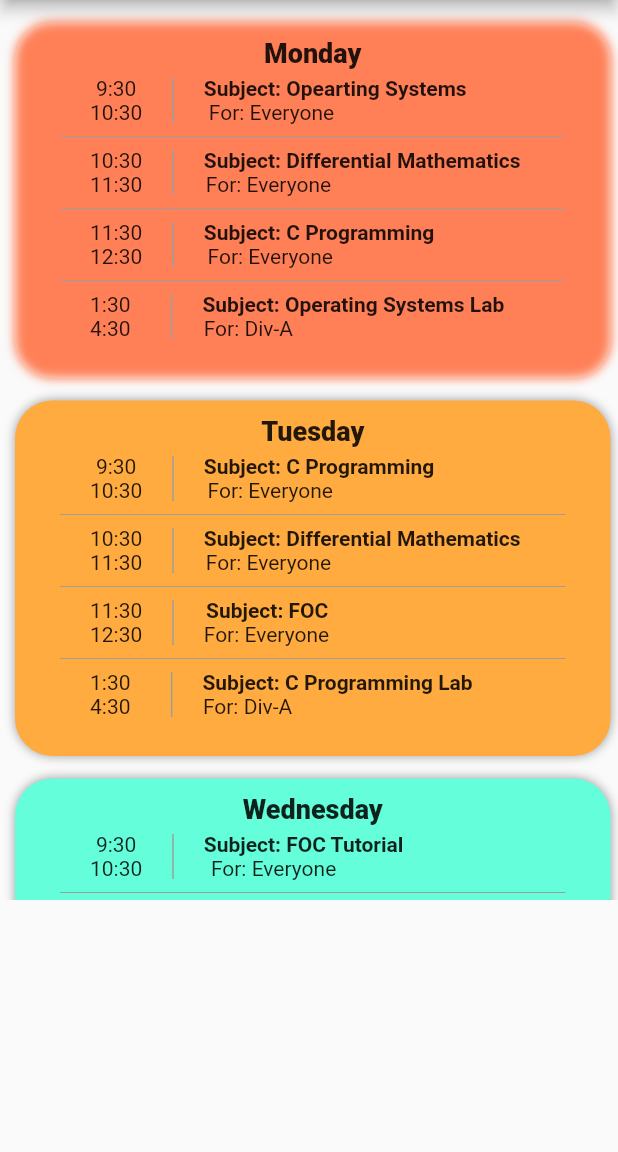
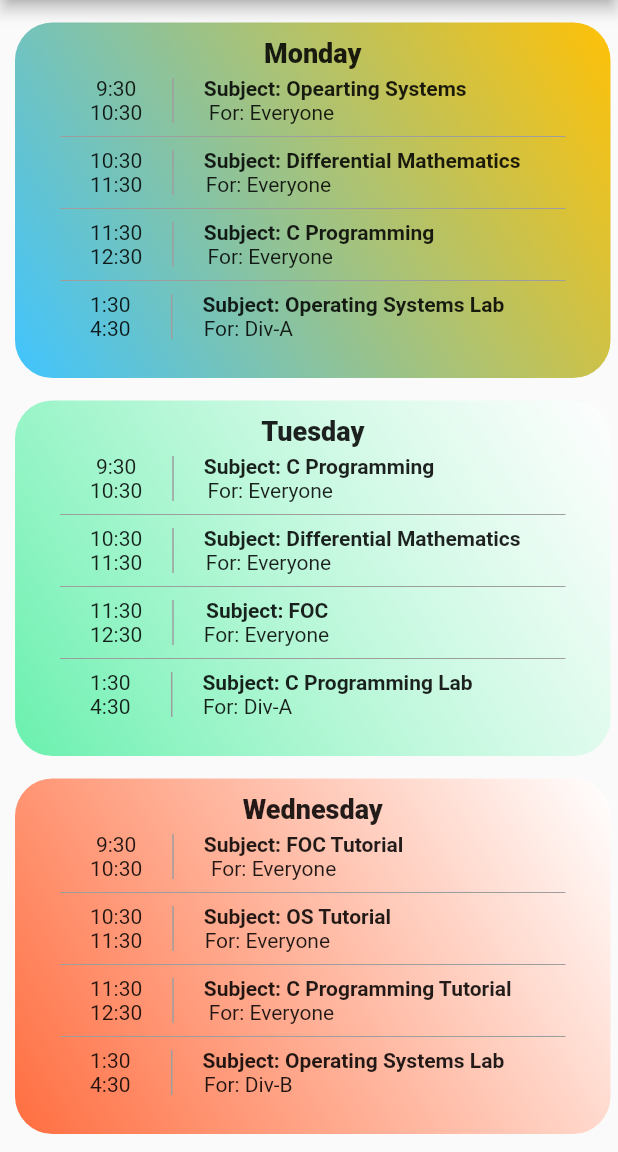
Before and after one commit to nikhilmufc7/Uni-Assist_Flutter, a Flutter app: the FirstYearSchedule screen opened by its route, on a phone screen of 412 x 824 dp, the part 84-1236 px from its top. Run offline on Flutter 3.47's test engine with Material 2 defaults, Android fonts, the phone set to English and light mode, and no system bars; our stand-ins replace firebase_database, sqflite; accounts and stored records are empty.

Commit message:
ready for 1.0 release

```diff
--- a/lib/screens/bca1/schedule1.dart
+++ b/lib/screens/bca1/schedule1.dart
@@ -20,7 +20,7 @@ class FirstYearSchedule extends StatelessWidget {
           children: <Widget>[
             Container(
               margin: EdgeInsets.only(bottom: 40),
-              height: 600,
+              height: deviceSize.height,
               child: ListView(
                 shrinkWrap: true,
                 children: <Widget>[
@@ -29,13 +29,10 @@ class FirstYearSchedule extends StatelessWidget {
                     padding: EdgeInsets.only(top: 10, left: 30, right: 30),
                     decoration: BoxDecoration(
                         borderRadius: BorderRadius.circular(25),
-                        color: Colors.white12,
-                        boxShadow: [
-                          BoxShadow(
-                            color: Colors.deepOrangeAccent.withOpacity(1.0),
-                            blurRadius: 5.0,
-                          ),
-                        ]),
+                        gradient: LinearGradient(
+                            begin: Alignment.topRight,
+                            end: Alignment.bottomLeft,
+                            colors: [Colors.amber, Colors.lightBlueAccent])),
                     child: Column(
                       mainAxisAlignment: MainAxisAlignment.spaceEvenly,
                       children: <Widget>[
@@ -200,13 +197,13 @@ class FirstYearSchedule extends StatelessWidget {
                     padding: EdgeInsets.only(top: 10, left: 30, right: 30),
                     decoration: BoxDecoration(
                         borderRadius: BorderRadius.circular(25),
-                        color: Colors.orangeAccent.withOpacity(1.0),
-                        boxShadow: [
-                          BoxShadow(
-                            color: Colors.grey,
-                            blurRadius: 5.0,
-                          ),
-                        ]),
+                        gradient: LinearGradient(
+                            begin: Alignment.topRight,
+                            end: Alignment.bottomLeft,
+                            colors: [
+                              Colors.white70,
+                              Colors.greenAccent
+                            ])),
                     child: Column(
                       mainAxisAlignment: MainAxisAlignment.spaceEvenly,
                       children: <Widget>[
@@ -372,13 +369,10 @@ class FirstYearSchedule extends StatelessWidget {
                     padding: EdgeInsets.only(top: 10, left: 30, right: 30),
                     decoration: BoxDecoration(
                         borderRadius: BorderRadius.circular(25),
-                        color: Colors.tealAccent.withOpacity(1.0),
-                        boxShadow: [
-                          BoxShadow(
-                            color: Colors.grey,
-                            blurRadius: 5.0,
-                          ),
-                        ]),
+                        gradient: LinearGradient(
+                            begin: Alignment.topRight,
+                            end: Alignment.bottomLeft,
+                            colors: [Colors.white, Colors.deepOrangeAccent])),
                     child: Column(
                       mainAxisAlignment: MainAxisAlignment.spaceEvenly,
                       children: <Widget>[
@@ -544,13 +538,10 @@ class FirstYearSchedule extends StatelessWidget {
                     padding: EdgeInsets.only(top: 10, left: 30, right: 30),
                     decoration: BoxDecoration(
                         borderRadius: BorderRadius.circular(25),
-                        color: Colors.grey.withOpacity(1.0),
-                        boxShadow: [
-                          BoxShadow(
-                            color: Colors.grey,
-                            blurRadius: 5.0,
-                          ),
-                        ]),
+                        gradient: LinearGradient(
+                            begin: Alignment.topRight,
+                            end: Alignment.bottomLeft,
+                            colors: [Colors.deepPurpleAccent, Colors.white])),
                     child: Column(
                       mainAxisAlignment: MainAxisAlignment.spaceEvenly,
                       children: <Widget>[
@@ -715,13 +706,10 @@ class FirstYearSchedule extends StatelessWidget {
                     padding: EdgeInsets.only(top: 10, left: 30, right: 30),
                     decoration: BoxDecoration(
                         borderRadius: BorderRadius.circular(25),
-                        color: Colors.amberAccent.withOpacity(1.0),
-                        boxShadow: [
-                          BoxShadow(
-                            color: Colors.grey,
-                            blurRadius: 5.0,
-                          ),
-                        ]),
+                        gradient: LinearGradient(
+                            begin: Alignment.topRight,
+                            end: Alignment.bottomLeft,
+                            colors: [Colors.teal, Colors.white])),
                     child: Column(
                       mainAxisAlignment: MainAxisAlignment.spaceEvenly,
                       children: <Widget>[
@@ -879,18 +867,17 @@ class FirstYearSchedule extends StatelessWidget {
                       ],
                     ),
                   ),
+
+                  ////// 6
                   Container(
                     margin: EdgeInsets.only(top: 15, left: 10, right: 5),
                     padding: EdgeInsets.only(top: 10, left: 30, right: 30),
                     decoration: BoxDecoration(
                         borderRadius: BorderRadius.circular(25),
-                        color: Colors.lightBlueAccent.withOpacity(1.0),
-                        boxShadow: [
-                          BoxShadow(
-                            color: Colors.grey,
-                            blurRadius: 5.0,
-                          ),
-                        ]),
+                        gradient: LinearGradient(
+                            begin: Alignment.topRight,
+                            end: Alignment.bottomLeft,
+                            colors: [Colors.yellow, Colors.grey])),
                     child: Column(
                       mainAxisAlignment: MainAxisAlignment.spaceEvenly,
                       children: <Widget>[
@@ -944,10 +931,7 @@ class FirstYearSchedule extends StatelessWidget {
                             Container(
                               padding: EdgeInsets.only(left: 20, right: 20),
                               child: Column(
-                                children: <Widget>[
-                                  Text("1:30"),
-                                  Text("4:30")
-                                ],
+                                children: <Widget>[Text("1:30"), Text("4:30")],
                               ),
                             ),
                             Container(
@@ -973,9 +957,7 @@ class FirstYearSchedule extends StatelessWidget {
                             ),
                           ],
                         ),
-
                         SizedBox(
-
                           height: 25,
                         )
                       ],
```
Also changed, not shown: lib/screens/bca2/schedule2.dart (+37 -43 lines), lib/screens/events.dart (+57 -57 lines), 16 other files.
